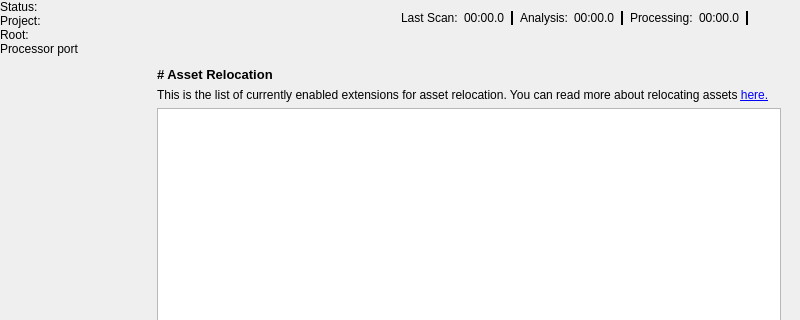
Old version of the form Code/Tools/AssetProcessor/native/ui/MainWindow.ui in the repository o3de/o3de; both pictures show x 0 to 800 and y 0 to 320 of the 800 by 600 pixel window.
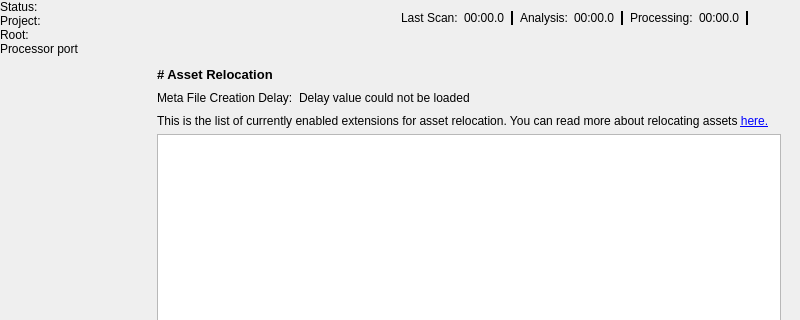
New version of the form. The open tabs and pages were chosen to show the change. Icons and pictures are not drawn. Custom widgets are drawn as their Qt base class.

Commit message: Meta file creation display is now known in the UI

Patch:
```diff
--- a/Code/Tools/AssetProcessor/native/ui/MainWindow.ui
+++ b/Code/Tools/AssetProcessor/native/ui/MainWindow.ui
@@ -2357,6 +2357,37 @@
                  </property>
                </widget>
              </item>
+          <item>
+           <layout class="QHBoxLayout" name="MetaCreationDelayLayout">
+            <item>
+             <widget class="QLabel" name="MetaCreationDelayTitle">
+              <property name="text">
+               <string>Meta File Creation Delay:</string>
+              </property>
+             </widget>
+            </item>
+            <item>
+             <widget class="QLabel" name="MetaCreationDelayValue">
+              <property name="text">
+               <string>Delay value could not be loaded</string>
+              </property>
+             </widget>
+            </item>
+            <item>
+             <spacer name="MetaCreationDelaySpacer">
+              <property name="orientation">
+               <enum>Qt::Horizontal</enum>
+              </property>
+              <property name="sizeHint" stdset="0">
+               <size>
+                <width>40</width>
+                <height>20</height>
+               </size>
+              </property>
+             </spacer>
+            </item>
+           </layout>
+          </item>
              <item>
                <widget class="QLabel" name="AssetRelocationDescriptionLabel">
                  <property name="text">
```
Left out of the diff: 1 changed line with no effect on the pictures. Lines whose indentation alone changed are shown as unchanged. The commit also changes 2 other files.
